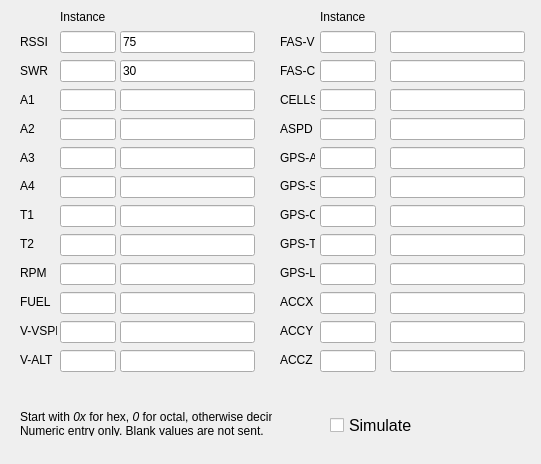
Qt form companion/src/simulation/telemetrysimu.ui (opentx/opentx) before a commit.
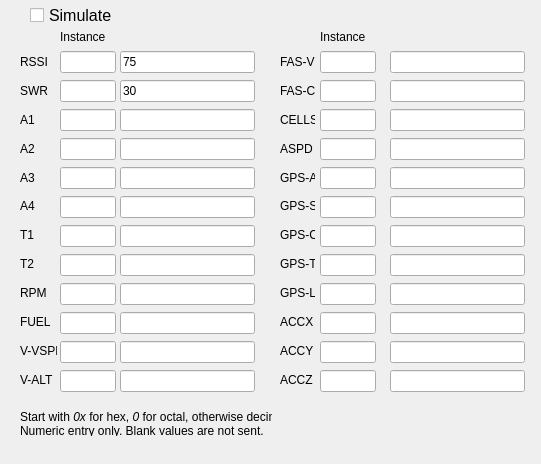
The same form after that commit.

Patch:
```diff
--- a/companion/src/simulation/telemetrysimu.ui
+++ b/companion/src/simulation/telemetrysimu.ui
@@ -29,8 +29,8 @@
   <widget class="QCheckBox" name="Simulate">
    <property name="geometry">
     <rect>
-     <x>330</x>
-     <y>410</y>
+     <x>30</x>
+     <y>0</y>
      <width>101</width>
      <height>31</height>
     </rect>
@@ -51,7 +51,7 @@
    <property name="geometry">
     <rect>
      <x>20</x>
-     <y>30</y>
+     <y>50</y>
      <width>37</width>
      <height>341</height>
     </rect>
@@ -158,11 +158,11 @@
     </item>
    </layout>
   </widget>
-  <widget class="QWidget" name="layoutWidget">
+  <widget class="QWidget" name="layoutWidget2">
    <property name="geometry">
     <rect>
      <x>60</x>
-     <y>30</y>
+     <y>50</y>
      <width>56</width>
      <height>351</height>
     </rect>
@@ -206,11 +206,11 @@
     </item>
    </layout>
   </widget>
-  <widget class="QWidget" name="layoutWidget">
+  <widget class="QWidget" name="layoutWidget3">
    <property name="geometry">
     <rect>
      <x>120</x>
-     <y>30</y>
+     <y>50</y>
      <width>135</width>
      <height>351</height>
     </rect>
@@ -262,11 +262,11 @@
     </item>
    </layout>
   </widget>
-  <widget class="QWidget" name="layoutWidget">
+  <widget class="QWidget" name="layoutWidget4">
    <property name="geometry">
     <rect>
      <x>280</x>
-     <y>30</y>
+     <y>50</y>
      <width>35</width>
      <height>341</height>
     </rect>
@@ -382,11 +382,11 @@
     </item>
    </layout>
   </widget>
-  <widget class="QWidget" name="layoutWidget">
+  <widget class="QWidget" name="layoutWidget5">
    <property name="geometry">
     <rect>
      <x>320</x>
-     <y>30</y>
+     <y>50</y>
      <width>56</width>
      <height>351</height>
     </rect>
@@ -430,11 +430,11 @@
     </item>
    </layout>
   </widget>
-  <widget class="QWidget" name="layoutWidget">
+  <widget class="QWidget" name="layoutWidget6">
    <property name="geometry">
     <rect>
      <x>390</x>
-     <y>30</y>
+     <y>50</y>
      <width>135</width>
      <height>351</height>
     </rect>
@@ -482,7 +482,7 @@
    <property name="geometry">
     <rect>
      <x>60</x>
-     <y>10</y>
+     <y>30</y>
      <width>46</width>
      <height>13</height>
     </rect>
@@ -495,7 +495,7 @@
    <property name="geometry">
     <rect>
      <x>320</x>
-     <y>10</y>
+     <y>30</y>
      <width>46</width>
      <height>13</height>
     </rect>
```
Left out of the diff: 11 changed lines with no effect on the pictures.
